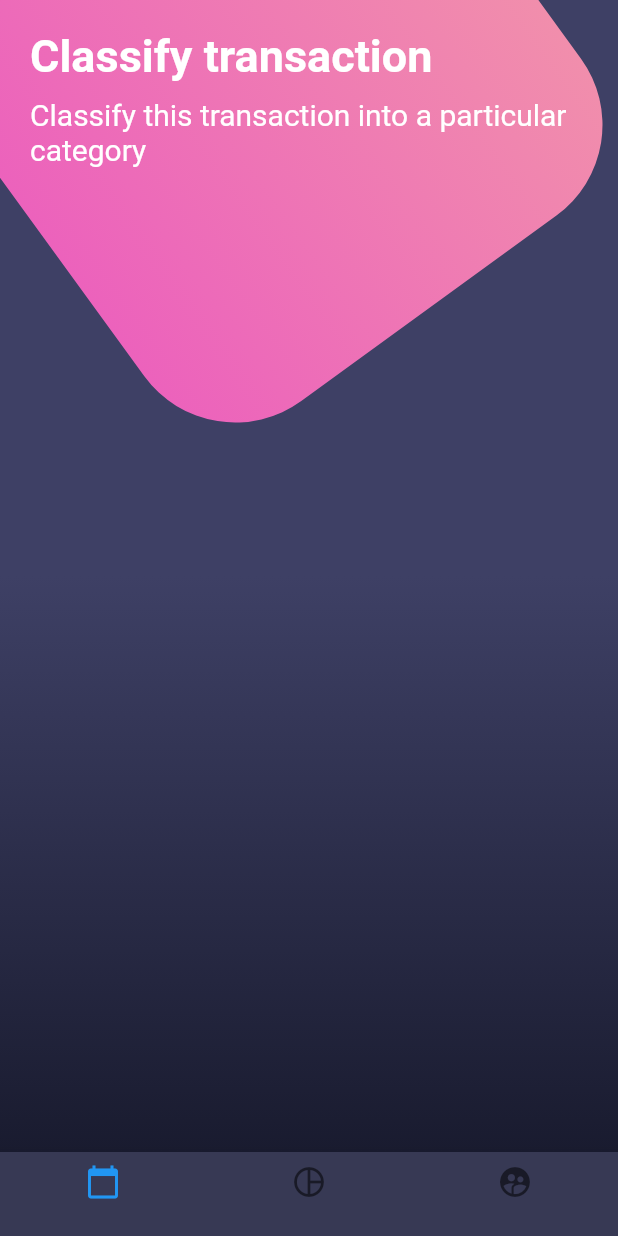
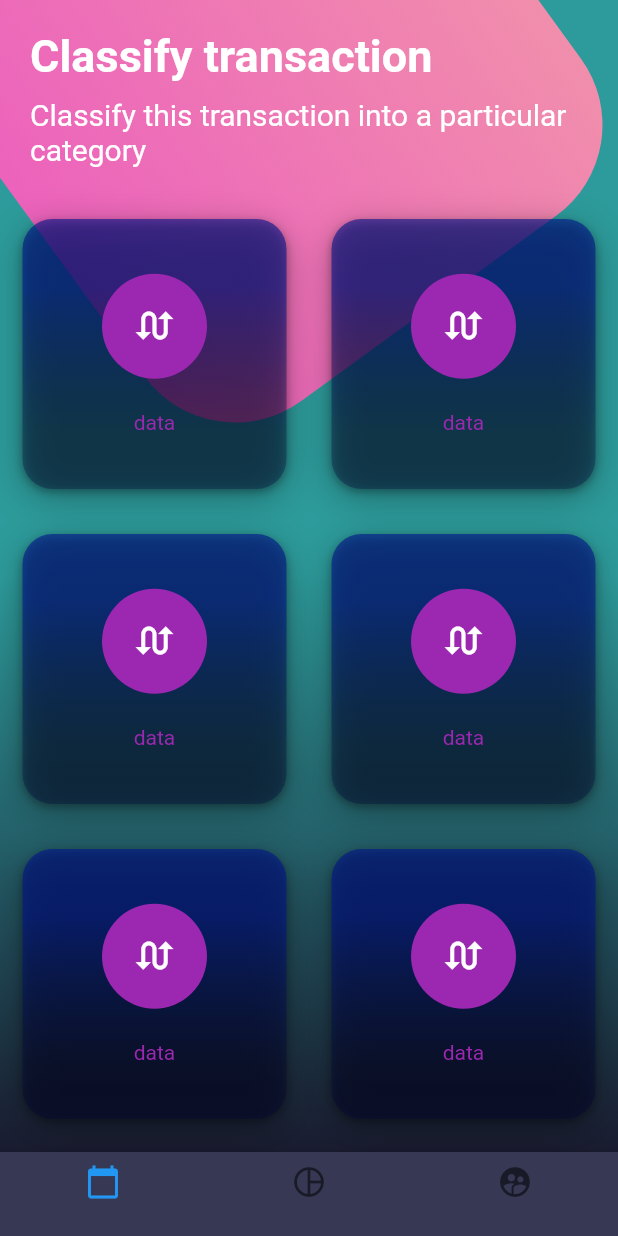
Before and after one commit to DXelor/Maquetar_en_Flutter, a Flutter app: the screen it shows after launch, on a phone screen of 412 x 824 dp. Run offline on Flutter 3.47's test engine with Material 2 defaults, Android fonts, the phone set to English and light mode, and no system bars.

Commit message:
creado el Table y TableRow

```diff
--- a/lib/src/pages/botones_page.dart
+++ b/lib/src/pages/botones_page.dart
@@ -10,7 +10,7 @@ class BotonesPage extends StatelessWidget {
             _fondoApp(),
             SingleChildScrollView(
               child: Column(
-                children: [_titulos()],
+                children: [_titulos(), _botonesRedondeados()],
               ),
             )
           ],
@@ -18,7 +18,7 @@ class BotonesPage extends StatelessWidget {
         bottomNavigationBar: _bottomNavigationBar(context));
   }
 
-//=================== ↓↓ Fondo ↓↓ ===================
+//======================== ↓↓ Fondo ↓↓ ========================
   _fondoApp() {
     final gradiente = Container(
       width: double.infinity,
@@ -28,7 +28,7 @@ class BotonesPage extends StatelessWidget {
               begin: FractionalOffset(0.0, 0.5),
               end: FractionalOffset(0.0, 1.0),
               colors: [
-            Color.fromRGBO(62, 64, 101, 1.0),
+            Color.fromRGBO(45, 155, 155, 1.0),
             Color.fromRGBO(25, 27, 47, 1.0)
           ])),
     );
@@ -52,9 +52,9 @@ class BotonesPage extends StatelessWidget {
     );
   }
 
-//=================== ↑↑ Fondo ↑↑ ===================
-//===================================================
-//=================== ↓↓ Titulo ↓↓ ==================
+//======================== ↑↑ Fondo ↑↑ ========================
+//=============================================================
+//======================== ↓↓ Titulo ↓↓ =======================
   _titulos() {
     return SafeArea(
       child: Container(
@@ -79,8 +79,10 @@ class BotonesPage extends StatelessWidget {
       ),
     );
   }
-//=================== ↑↑ Titulo ↑↑ ==================
 
+//======================== ↑↑ Titulo ↑↑ =======================
+//=============================================================
+//================= ↓↓ barra de navegacion ↓↓ =================
   _bottomNavigationBar(BuildContext context) {
     return Theme(
       data: Theme.of(context).copyWith(
@@ -102,4 +104,71 @@ class BotonesPage extends StatelessWidget {
       ),
     );
   }
+
+//================= ↑↑ barra de navegacion ↑↑ =================
+//=============================================================
+//=================== ↓↓ cajas del body ↓↓ ====================
+  _botonesRedondeados() {
+    return Table(
+      children: [
+        TableRow(children: [_crearBotonRedondeado(), _crearBotonRedondeado()]),
+        TableRow(children: [_crearBotonRedondeado(), _crearBotonRedondeado()]),
+        TableRow(children: [_crearBotonRedondeado(), _crearBotonRedondeado()]),
+        TableRow(children: [_crearBotonRedondeado(), _crearBotonRedondeado()]),
+        TableRow(children: [_crearBotonRedondeado(), _crearBotonRedondeado()]),
+        TableRow(children: [_crearBotonRedondeado(), _crearBotonRedondeado()])
+      ],
+    );
+  }
+
+  _crearBotonRedondeado() {
+    return Container(
+      height: 180.0,
+      margin: EdgeInsets.all(15.0),
+      decoration: BoxDecoration(
+        gradient: LinearGradient(
+          begin: const Alignment(0.0, -0.5),
+          end: const Alignment(0.0, 0.6),
+          colors: <Color>[
+            const Color.fromRGBO(2, 20, 140, 0.6),
+            const Color.fromRGBO(0, 0, 60, 0.3)
+          ],
+        ),
+        borderRadius: BorderRadius.circular(20.0),
+        boxShadow: [
+          BoxShadow(
+            color: const Color.fromRGBO(0, 0, 0, 0.3),
+            offset: Offset(0, 2),
+            blurRadius: 4,
+          ),
+          BoxShadow(
+            color: const Color.fromRGBO(0, 0, 0, 0.3),
+            offset: Offset(0, 6),
+            blurRadius: 20,
+          ),
+        ],
+      ),
+      child: Column(
+        mainAxisAlignment: MainAxisAlignment.spaceAround,
+        children: [
+          SizedBox(height: 5.0),
+          CircleAvatar(
+            backgroundColor: Colors.purple,
+            radius: 35.0,
+            child: Icon(
+              Icons.swap_calls,
+              color: Colors.white,
+              size: 30.0,
+            ),
+          ),
+          Text(
+            'data',
+            style: TextStyle(color: Colors.purple),
+          ),
+          SizedBox(height: 5.0)
+        ],
+      ),
+    );
+  }
+//=================== ↑↑ cajas del body ↑↑ ====================
 }
```
